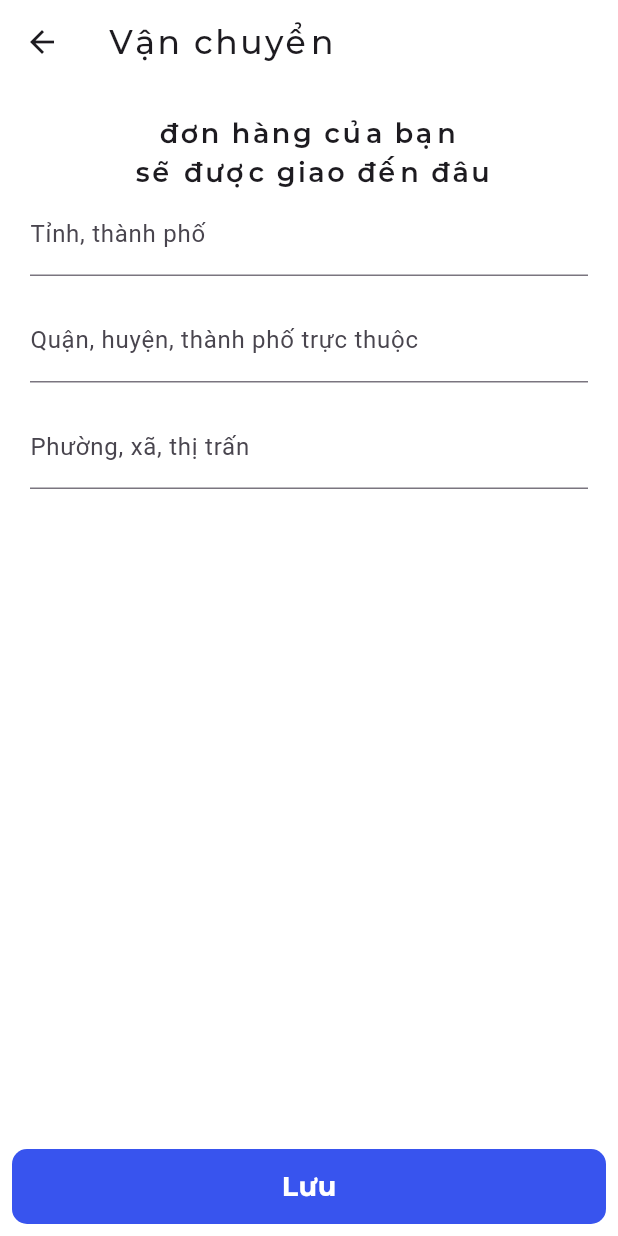
After one commit to minhkhoiv12/Ecommerce_App, a Flutter app: the ShippingAdressScreen screen opened directly, on a phone screen of 412 x 824 dp. The commit adds this screen. Run offline on Flutter 3.47's test engine with Material 3 defaults, Android fonts, the phone set to English and light mode, and no system bars; our stand-ins replace file_picker, flutter_riverpod, google_fonts, image_picker, shared_preferences; missing offline and left inert: cloudinary_public, flutter_admin_scaffold; accounts and stored records are empty.

Commit message:
Validate Shipping Address

```diff
--- a/Frontend/lib/controllers/category_controller.dart
+++ b/Frontend/lib/controllers/category_controller.dart
@@ -1,7 +1,6 @@
 import 'dart:convert';
 import 'package:bai1/global_variables.dart';
 import 'package:bai1/models/category.dart';
-import 'package:flutter/material.dart';
 import 'package:http/http.dart' as http;
 class CategoryController {
   Future<List<Category>> loadCategories() async {
--- a/Frontend/lib/provider/cart_provider.dart
+++ b/Frontend/lib/provider/cart_provider.dart
@@ -87,4 +87,5 @@ class CartNotifier extends StateNotifier<Map<String,Cart>>{
     return totalAmount;
 
   }
+  Map<String, Cart>get getCartItems => state;
 }
--- /dev/null
+++ b/Frontend/lib/views/screens/detail/screens/shipping_adress_screen.dart
@@ -0,0 +1,117 @@
+ import 'package:flutter/material.dart';
+import 'package:google_fonts/google_fonts.dart';
+
+class ShippingAdressScreen extends StatefulWidget {
+   const ShippingAdressScreen({super.key});
+
+   @override
+   State<ShippingAdressScreen> createState() => _ShippingAdressScreenState();
+ }
+
+ class _ShippingAdressScreenState extends State<ShippingAdressScreen> {
+  final GlobalKey<FormState> _formKey = GlobalKey<FormState>();
+
+   @override
+   Widget build(BuildContext context) {
+     return Scaffold(
+      backgroundColor: Colors.white.withAlpha((0.96*255).round()),
+      appBar: AppBar(
+        backgroundColor: Colors.white.withAlpha((0.96*255).round()),
+        title: Text(
+          'Vận chuyển',
+          style: GoogleFonts.montserrat(
+            fontWeight: FontWeight.w500,
+            letterSpacing: 1.7,
+          ),
+        ),
+      ),
+      body: Padding(
+        padding: const EdgeInsets.symmetric(horizontal: 20, vertical: 20),
+        child: Center(
+          child: Form(
+            key: _formKey,
+            child: Column(
+              children: [
+                Text('đơn hàng của bạn\n sẽ được giao đến đâu',
+                  textAlign: TextAlign.center,
+                  style: GoogleFonts.montserrat(
+                    fontSize: 18,
+                    letterSpacing: 1.7,
+                    fontWeight: FontWeight.w600,
+                  ),
+                ),
+                TextFormField(
+                  validator: (value){
+                    if(value!.isEmpty){
+                      return "Vui lòng nhập Tỉnh hoặc thành phố";
+                    }
+                  },
+                  decoration: const InputDecoration(
+                    labelText: 'Tỉnh, thành phố',
+                  ),
+                ),
+                const SizedBox(
+                  height: 15,
+                ),
+                TextFormField(
+                  validator: (value){
+                    if(value!.isEmpty){
+                      return "Vui lòng nhập quận, huyện, thành phố trực thuộc";
+                    }
+                  },
+                  decoration: const InputDecoration(
+                    labelText: 'Quận, huyện, thành phố trực thuộc',
+                  ),
+                ),
+                 const SizedBox(
+                  height: 15,
+                ),
+                TextFormField(
+                  validator: (value){
+                    if(value!.isEmpty){
+                      return "Vui lòng nhập phường, xã, thị trấn";
+                    }
+                  },
+                  decoration: const InputDecoration(
+                    labelText: 'Phường, xã, thị trấn',
+                  ),
+                ),
+              ],
+            ),
+          ),
+        ),
+      ),
+      bottomNavigationBar: Padding(
+        padding: const EdgeInsets.all(8.0),
+        child: InkWell(
+          onTap: (){
+            if(_formKey.currentState!.validate()){
+              print('Valid');
+
+            }
+            else{
+              print('Not valid');
+            }
+          },
+          child: Container(
+            width: MediaQuery.of(context).size.width,
+            height: 50,
+            decoration: BoxDecoration(
+              color:const Color(0xFF3854EE),
+              borderRadius: BorderRadius.circular(10)
+            ),
+            child: Center(
+              child: Text('Lưu',
+                style: GoogleFonts.montserrat(
+                  color: Colors.white,
+                  fontSize: 18,
+                  fontWeight: FontWeight.bold,
+                ),
+              ),
+            ),
+          ),
+        ),
+      ),
+     );
+   }
+ }
```
Also changed, not shown: Frontend/lib/controllers/order_controller.dart (added, +43 -0 lines), Frontend/lib/models/order.dart (added, +72 -0 lines), Frontend/lib/views/screens/detail/screens/checkout_screen.dart (+77 -3 lines), 3 other files.
